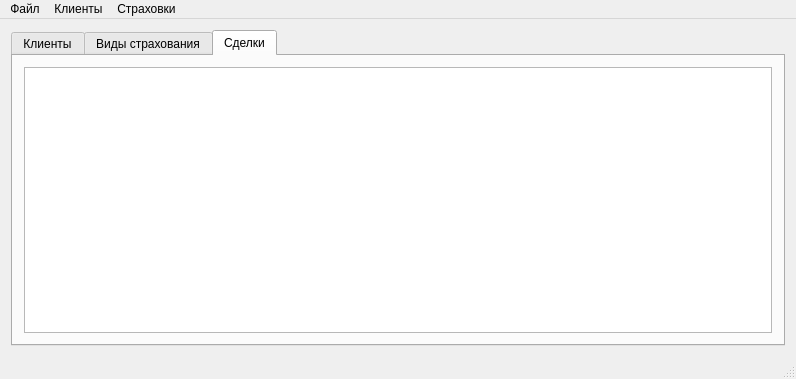
Old version of the form mainwindow.ui in the repository RazorNd/Insurance.
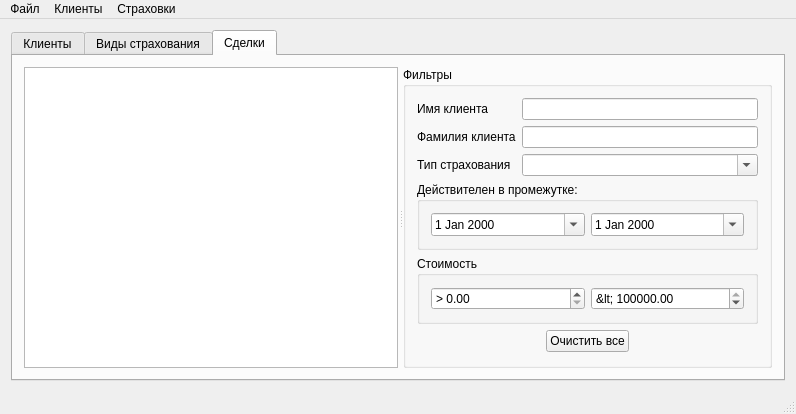
New version of the form. The open tabs and pages were chosen to show the change.

Commit message: Create filter for deal. This close #5

```diff
--- a/mainwindow.ui
+++ b/mainwindow.ui
@@ -304,21 +304,162 @@
        <attribute name="title">
         <string>Сделки</string>
        </attribute>
-       <layout class="QGridLayout" name="gridLayout_4">
-        <item row="0" column="0">
-         <widget class="QTableView" name="InsuranceDealView">
-          <property name="editTriggers">
-           <set>QAbstractItemView::NoEditTriggers</set>
+       <layout class="QHBoxLayout" name="horizontalLayout_9">
+        <item>
+         <widget class="QSplitter" name="insDealSplitter">
+          <property name="orientation">
+           <enum>Qt::Horizontal</enum>
           </property>
-          <property name="selectionBehavior">
-           <enum>QAbstractItemView::SelectRows</enum>
+          <property name="handleWidth">
+           <number>5</number>
           </property>
-          <property name="sortingEnabled">
-           <bool>true</bool>
-          </property>
-          <attribute name="horizontalHeaderCascadingSectionResizes">
-           <bool>true</bool>
-          </attribute>
+          <widget class="QTableView" name="InsuranceDealView">
+           <property name="editTriggers">
+            <set>QAbstractItemView::NoEditTriggers</set>
+           </property>
+           <property name="selectionBehavior">
+            <enum>QAbstractItemView::SelectRows</enum>
+           </property>
+           <property name="sortingEnabled">
+            <bool>true</bool>
+           </property>
+           <attribute name="horizontalHeaderCascadingSectionResizes">
+            <bool>true</bool>
+           </attribute>
+          </widget>
+          <widget class="QGroupBox" name="insDealFilterGroupBox">
+           <property name="contextMenuPolicy">
+            <enum>Qt::ActionsContextMenu</enum>
+           </property>
+           <property name="title">
+            <string>Фильтры</string>
+           </property>
+           <layout class="QFormLayout" name="formLayout_3">
+            <item row="0" column="0">
+             <widget class="QLabel" name="label_6">
+              <property name="text">
+               <string>Имя клиента</string>
+              </property>
+             </widget>
+            </item>
+            <item row="0" column="1">
+             <widget class="QLineEdit" name="insDealClientFirstNameFilter"/>
+            </item>
+            <item row="1" column="0">
+             <widget class="QLabel" name="label_7">
+              <property name="text">
+               <string>Фамилия клиента</string>
+              </property>
+             </widget>
+            </item>
+            <item row="1" column="1">
+             <widget class="QLineEdit" name="insDealClientLastNameFilter"/>
+            </item>
+            <item row="2" column="0">
+             <widget class="QLabel" name="label_8">
+              <property name="text">
+               <string>Тип страхования</string>
+              </property>
+             </widget>
+            </item>
+            <item row="2" column="1">
+             <widget class="QComboBox" name="insDealTypeFilter">
+              <property name="editable">
+               <bool>true</bool>
+              </property>
+             </widget>
+            </item>
+            <item row="3" column="0" colspan="2">
+             <widget class="QGroupBox" name="groupBox_2">
+              <property name="title">
+               <string>Действителен в промежутке:</string>
+              </property>
+              <layout class="QHBoxLayout" name="horizontalLayout_7">
+               <item>
+                <widget class="QDateEdit" name="insDealDateMore">
+                 <property name="calendarPopup">
+                  <bool>true</bool>
+                 </property>
+                </widget>
+               </item>
+               <item>
+                <widget class="QDateEdit" name="insDealDateLess">
+                 <property name="calendarPopup">
+                  <bool>true</bool>
+                 </property>
+                </widget>
+               </item>
+              </layout>
+             </widget>
+            </item>
+            <item row="4" column="0" colspan="2">
+             <widget class="QGroupBox" name="groupBox_3">
+              <property name="title">
+               <string>Стоимость</string>
+              </property>
+              <layout class="QHBoxLayout" name="horizontalLayout_8">
+               <item>
+                <widget class="QDoubleSpinBox" name="insDealCostMore">
+                 <property name="prefix">
+                  <string>&gt; </string>
+                 </property>
+                </widget>
+               </item>
+               <item>
+                <widget class="QDoubleSpinBox" name="insDealCostLess">
+                 <property name="prefix">
+                  <string>&lt; </string>
+                 </property>
+                 <property name="maximum">
+                  <double>9999999999.989999771118164</double>
+                 </property>
+                 <property name="value">
+                  <double>1000000000.000000000000000</double>
+                 </property>
+                </widget>
+               </item>
+              </layout>
+             </widget>
+            </item>
+            <item row="5" column="0" colspan="2">
+             <layout class="QHBoxLayout" name="horizontalLayout_10">
+              <item>
+               <spacer name="horizontalSpacer_5">
+                <property name="orientation">
+                 <enum>Qt::Horizontal</enum>
+                </property>
+                <property name="sizeHint" stdset="0">
+                 <size>
+                  <width>40</width>
+                  <height>20</height>
+                 </size>
+                </property>
+               </spacer>
+              </item>
+              <item>
+               <widget class="QPushButton" name="insDealClearFilrteButton">
+                <property name="text">
+                 <string>Очистить все</string>
+                </property>
+               </widget>
+              </item>
+              <item>
+               <spacer name="horizontalSpacer_6">
+                <property name="orientation">
+                 <enum>Qt::Horizontal</enum>
+                </property>
+                <property name="sizeHint" stdset="0">
+                 <size>
+                  <width>40</width>
+                  <height>20</height>
+                 </size>
+                </property>
+               </spacer>
+              </item>
+             </layout>
+            </item>
+           </layout>
+          </widget>
          </widget>
         </item>
        </layout>
```
Left out of the diff: 8 changed lines with no effect on the pictures. The commit also changes 3 other files.
